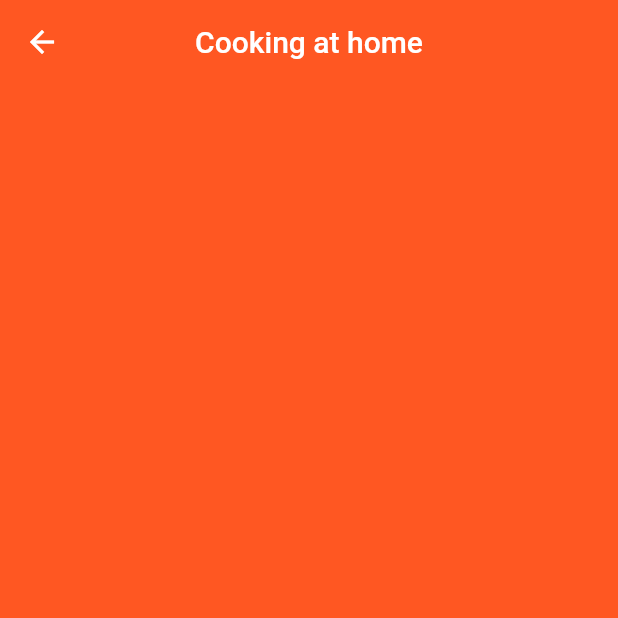
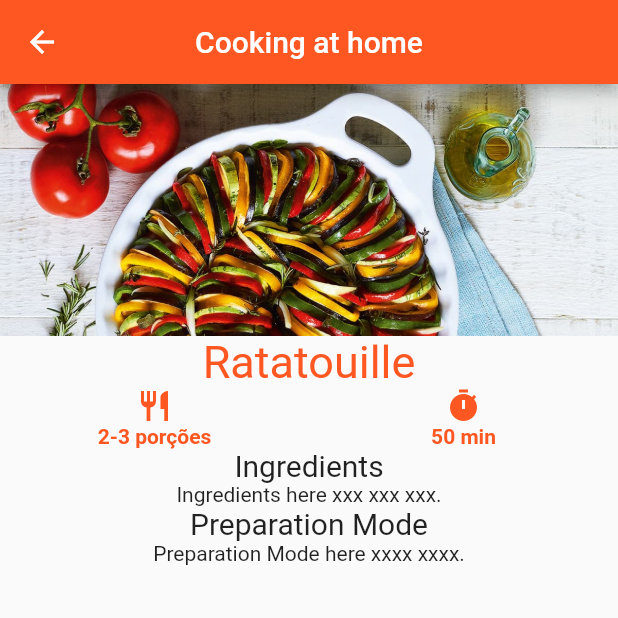
Before and after one commit to habyb/flutter-intro, a Flutter app: the screen it shows after launch, after a tap on "Ratatouille", on a phone screen of 412 x 824 dp, the top half of it. Run offline on Flutter 3.47's test engine with Material 2 defaults, Android fonts, the phone set to English and light mode, and no system bars.

Commit message:
building details page

```diff
--- a/lib/screens/details/details.dart
+++ b/lib/screens/details/details.dart
@@ -4,10 +4,83 @@ import 'package:flutter/widgets.dart';
 class Details extends StatelessWidget {
   @override
   Widget build(BuildContext context) {
-    return _buildAppBar();
+    return _buildDetails();
   }
 
-  AppBar _buildAppBar() {
+  _buildDetails() {
+    return Scaffold(
+      body: Column(
+        children: [
+          _buildDetailsImage('assets/images/ratatouille.jpg'),
+          _buildDetailsTitle('Ratatouille'),
+          _buildDetailsIconsLine('2-3 porções', '50 min'),
+          _buildDetailsSubtitle('Ingredients'),
+          _buildDetailsText('Ingredients here xxx xxx xxx.'),
+          _buildDetailsSubtitle('Preparation Mode'),
+          _buildDetailsText('Preparation Mode here xxxx xxxx.'),
+        ],
+      ),
+      appBar: _buildAppBar(),
+    );
+  }
+
+  _buildDetailsImage(image) {
+    return Image.asset(image);
+  }
+
+  _buildDetailsTitle(title) {
+    return Text(
+      title,
+      style: TextStyle(
+        color: Colors.deepOrange,
+        fontSize: 30,
+      ),
+    );
+  }
+
+  _buildDetailsIconsLine(portion, time) {
+    return Row(
+      children: [
+        _buildDetailsIconColumn(Icons.restaurant, portion),
+        _buildDetailsIconColumn(Icons.timer, time),
+      ],
+    );
+  }
+
+  _buildDetailsIconColumn(icon, text) {
+    return Expanded(
+      child: Column(
+        children: [
+          Icon(
+            icon,
+            color: Colors.deepOrange,
+          ),
+          Text(
+            text,
+            style: TextStyle(
+              color: Colors.deepOrange,
+              fontWeight: FontWeight.bold,
+            ),
+          ),
+        ],
+      ),
+    );
+  }
+
+  _buildDetailsSubtitle(subtitle) {
+    return Text(
+      subtitle,
+      style: TextStyle(fontSize: 20),
+    );
+  }
+
+  _buildDetailsText(text) {
+    return Text(
+      text
+    );
+  }
+
+  _buildAppBar() {
     return AppBar(
       title: Text('Cooking at home'),
       centerTitle: true,
```
